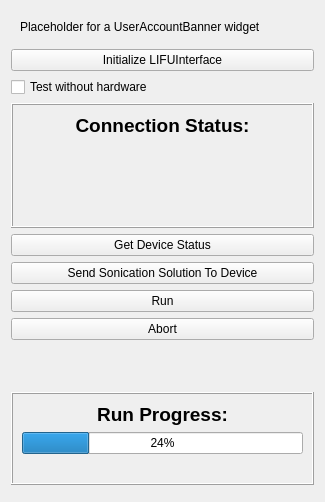
First picture: the form in OpenLIFUSonicationControl/Resources/UI/OpenLIFUSonicationControl.ui, repository OpenwaterHealth/SlicerOpenLIFU, before the edit.
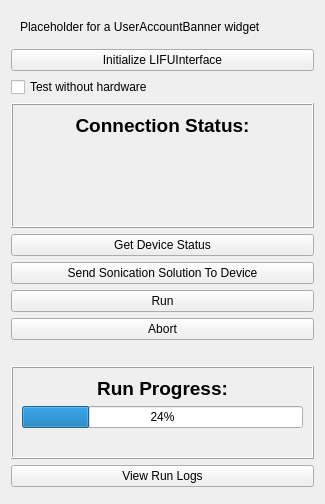
Second picture: the form after the edit. Custom widgets are drawn as their Qt base class.

Diff of the .ui file:
```diff
--- a/OpenLIFUSonicationControl/Resources/UI/OpenLIFUSonicationControl.ui
+++ b/OpenLIFUSonicationControl/Resources/UI/OpenLIFUSonicationControl.ui
@@ -214,6 +214,16 @@
      </layout>
     </widget>
    </item>
+   <item>
+    <widget class="QPushButton" name="viewRunsPushButton">
+     <property name="toolTip">
+      <string>Browse, preview, and export run logs for the active session</string>
+     </property>
+     <property name="text">
+      <string>View Run Logs</string>
+     </property>
+    </widget>
+   </item>
    <item>
     <widget class="QWidget" name="workflowControlsPlaceholder" native="true">
      <property name="styleSheet">
```
